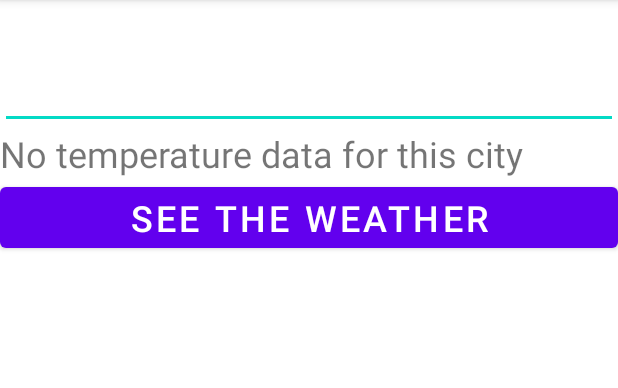
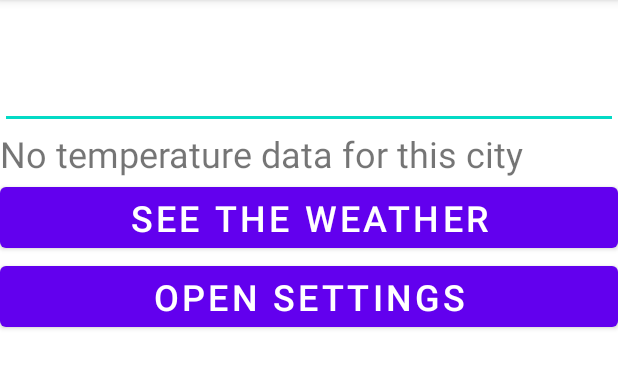
Before and after one commit to N1ckn1ght/NCurrentWeatherDataBinding, an Android app: the screen it shows after launch (MainActivity), after a tap on "SEE THE WEATHER", on a phone screen of 412 x 824 dp, the part 84-472 px from its top. Run offline under Robolectric (Android 15) with nearby library versions, the phone set to English and light mode, and no system bars; our stand-ins replace data binding; network calls fail; 3 statements that could not run were skipped.

```diff
--- a/app/src/main/java/com/example/currentweatherdatabinding/MainActivity.kt
+++ b/app/src/main/java/com/example/currentweatherdatabinding/MainActivity.kt
@@ -19,13 +19,15 @@ import java.util.*
 class MainActivity : AppCompatActivity() {
     lateinit var binding: ActivityMainBinding
     private var detailsOpened = false
+    // TODO: toggle it using dialog button https://github.com/ipetrushin/AlertDialogDemo/tree/master/app/src/main/java/com/example/alertdialogdemo
+    private var simplifedFragment = false
 
     override fun onCreate(savedInstanceState: Bundle?) {
         super.onCreate(savedInstanceState)
         setContentView(R.layout.activity_main)
 
         binding = DataBindingUtil.setContentView(this, R.layout.activity_main)
-        binding.weather = Weather(getString(R.string.tvecity), "", null, getString(R.string.wdesk_not_avail))
+        binding.weather = Weather(getString(R.string.tvecity), "", null, getString(R.string.wdesk_not_avail), "")
     }
 
     fun onGetClick(v: View) {
@@ -40,7 +42,11 @@ class MainActivity : AppCompatActivity() {
         if (detailsOpened) {
             supportFragmentManager.popBackStack()
         } else {
-            supportFragmentManager.beginTransaction().add(R.id.wdetails, WeatherFragment()).commit()
+            if (simplifedFragment) {
+                supportFragmentManager.beginTransaction().add(R.id.wdetails, WeatherFragment()).commit()
+            } else {
+                supportFragmentManager.beginTransaction().add(R.id.wdetails, WeatherFragmentSecond()).commit()
+            }
         }
         detailsOpened = !detailsOpened
     }
@@ -52,6 +58,7 @@ class MainActivity : AppCompatActivity() {
         var temp: String = getString(R.string.temp_not_avail)
         var wicon: String? = null
         var wdesc: String = getString(R.string.wdesk_not_avail)
+        var windspeed: String = getString(R.string.windspeed_not_avail)
 
         try {
             val stream = URL(weatherURL).content as InputStream
@@ -61,13 +68,14 @@ class MainActivity : AppCompatActivity() {
             temp = weatherData.main.temp
             wicon = "http://openweathermap.org/img/w/" + weatherData.weather[0].icon + ".png"
             wdesc = weatherData.weather[0].description
+            windspeed = weatherData.wind.speed
         } catch (e: FileNotFoundException) {
             this@MainActivity.runOnUiThread {
                 Toast.makeText(this, "ERR: NO DATA FOUND", Toast.LENGTH_SHORT).show()
             }
             temp = getString(R.string.file_not_found)
         } finally {
-            binding.weather = Weather(city, temp, wicon, wdesc)
+            binding.weather = Weather(city, temp, wicon, wdesc, windspeed)
         }
     }
 
@@ -81,7 +89,7 @@ class MainActivity : AppCompatActivity() {
     data class WeatherMain(val temp: String, val feels_like: Double,
                            val temp_min: Double, val temp_max: Double,
                            val pressure: Int, val humidity: Int)
-    data class WeatherWind(val speed: Int, val deg: Int)
+    data class WeatherWind(val speed: String, val deg: Int)
     data class WeatherClouds(val all: Int)
     data class WeatherSys(val type: Int, val id: Int, val country: String, val sunrise: Long, val sunset: Long)
 }
--- a/app/src/main/java/com/example/currentweatherdatabinding/Weather.kt
+++ b/app/src/main/java/com/example/currentweatherdatabinding/Weather.kt
@@ -2,4 +2,5 @@ package com.example.currentweatherdatabinding
 
 data class Weather(var City: String,
                    var temperature: String,
-                   var wicon: String?, var wdesc: String)
+                   var wicon: String?, var wdesc: String,
+                   var windspeed: String)
--- a/app/src/main/res/layout/activity_main.xml
+++ b/app/src/main/res/layout/activity_main.xml
@@ -51,7 +51,16 @@
             android:textSize="24sp"
             android:text="@string/btweather"
             android:onClick="onGetClick"
+            android:id="@+id/btweather"
             app:layout_constraintTop_toBottomOf="@+id/wdetails" />
+        <Button
+            android:layout_width="match_parent"
+            android:layout_height="wrap_content"
+            android:textSize="24sp"
+            android:text="@string/settings"
+            android:onClick="onSettingsClick"
+            android:id="@+id/btsettings"
+            app:layout_constraintTop_toBottomOf="@+id/btweather" />
 
     </androidx.constraintlayout.widget.ConstraintLayout>
 </layout>
--- a/app/src/main/res/values/strings.xml
+++ b/app/src/main/res/values/strings.xml
@@ -5,8 +5,10 @@
 
     <string name="tvecity">Enter city:</string>
     <string name="btweather">See the weather</string>
+    <string name="settings">Open settings</string>
 
     <string name="file_not_found">No such city or your internet connection</string>
     <string name="temp_not_avail">No temperature data for this city</string>
     <string name="wdesk_not_avail">No weather description provided.</string>
+    <string name="windspeed_not_avail">No wind speed data provided.</string>
 </resources>
```
Also changed, not shown: app/src/main/java/com/example/currentweatherdatabinding/WeatherFragmentSecond.kt (added, +21 -0 lines).
